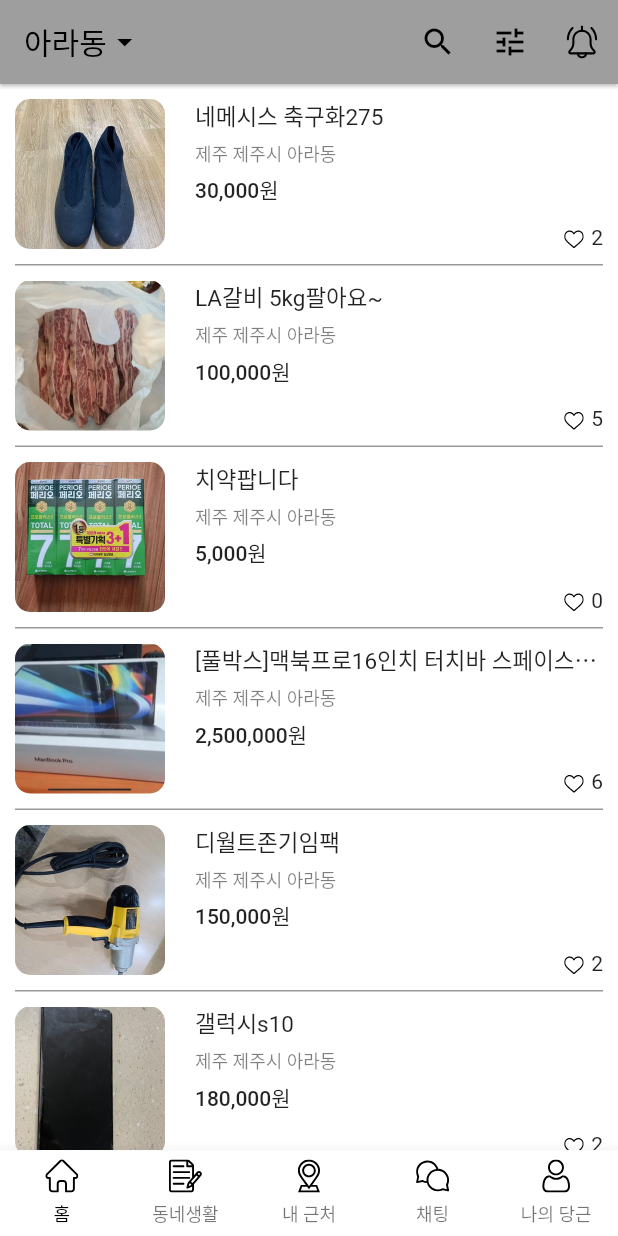
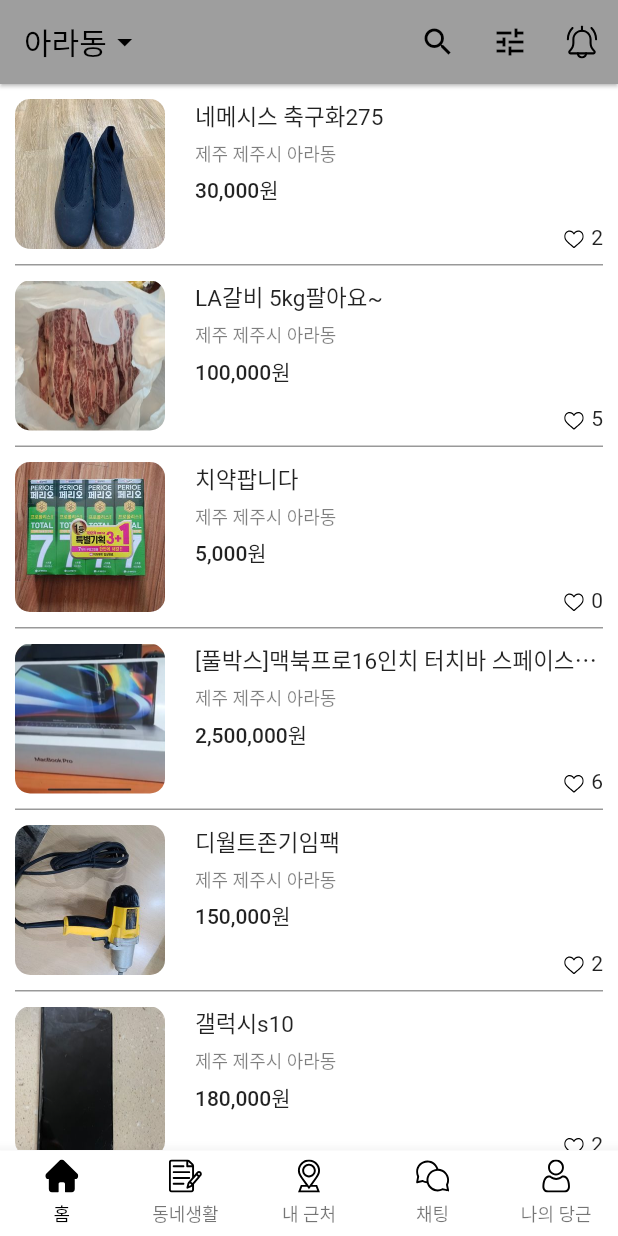
Before and after one commit to orchsik/carrot-market, a Flutter app: the screen it shows after launch, on a phone screen of 412 x 824 dp. Run offline on Flutter 3.47's test engine with Material 2 defaults, Android fonts, the phone set to English and light mode, and no system bars; our stand-ins replace flutter_svg.

Commit message:
Feat: App & Home 컨테이너 분리

```diff
--- a/lib/main.dart
+++ b/lib/main.dart
@@ -1,4 +1,4 @@
-import 'package:carrot_market/page/home.dart';
+import 'package:carrot_market/page/app.dart';
 import 'package:flutter/material.dart';
 
 void main() {
@@ -21,7 +21,7 @@ class MyApp extends StatelessWidget {
       //   primarySwatch: Colors.blue,
       //   visualDensity: VisualDensity.adaptivePlatformDensity,
       // ),
-      home: Home(),
+      home: App(),
     );
   }
 }
--- /dev/null
+++ b/lib/page/app.dart
@@ -0,0 +1,81 @@
+import 'package:carrot_market/page/home.dart';
+import 'package:flutter/material.dart';
+import 'package:flutter_svg/flutter_svg.dart';
+
+class App extends StatefulWidget {
+  App({Key? key}) : super(key: key);
+
+  @override
+  _AppState createState() => _AppState();
+}
+
+class _AppState extends State<App> {
+  int _currentPageIndex = 0;
+
+  Widget _bodyWidget() {
+    switch (_currentPageIndex) {
+      case 0:
+        return Home();
+      case 1:
+        return Container();
+      case 2:
+        return Container();
+      case 3:
+        return Container();
+      case 4:
+        return Container();
+      default:
+        return Container();
+    }
+  }
+
+  BottomNavigationBarItem _bottomNavigationBarItem(
+      String iconName, String label) {
+    return BottomNavigationBarItem(
+      icon: Padding(
+        padding: const EdgeInsets.only(bottom: 5),
+        child: SvgPicture.asset(
+          "assets/svg/${iconName}_off.svg",
+          width: 22,
+        ),
+      ),
+      activeIcon: Padding(
+        padding: const EdgeInsets.only(bottom: 5),
+        child: SvgPicture.asset(
+          "assets/svg/${iconName}_on.svg",
+          width: 22,
+        ),
+      ),
+      label: label,
+    );
+  }
+
+  Widget _bottomNavigationBarWidget() {
+    return BottomNavigationBar(
+      type: BottomNavigationBarType.fixed,
+      onTap: (int index) {
+        print(index);
+        setState(() {
+          _currentPageIndex = index;
+        });
+      },
+      currentIndex: _currentPageIndex,
+      selectedItemColor: Colors.black,
+      selectedLabelStyle: TextStyle(color: Colors.black),
+      selectedFontSize: 12,
+      items: [
+        _bottomNavigationBarItem("home", "홈"),
+        _bottomNavigationBarItem("notes", "동네생활"),
+        _bottomNavigationBarItem("location", "내 근처"),
+        _bottomNavigationBarItem("chat", "채팅"),
+        _bottomNavigationBarItem("user", "나의 당근"),
+      ],
+    );
+  }
+
+  @override
+  Widget build(BuildContext context) {
+    return Scaffold(
+        body: _bodyWidget(), bottomNavigationBar: _bottomNavigationBarWidget());
+  }
+}
--- a/lib/page/home.dart
+++ b/lib/page/home.dart
@@ -11,7 +11,6 @@ class Home extends StatefulWidget {
 
 class _HomeState extends State<Home> {
   List<Map<String, String>> datas = [];
-  int _currentPageIndex = 0;
 
   @override
   void initState() {
@@ -100,7 +99,12 @@ class _HomeState extends State<Home> {
     ];
   }
 
-  PreferredSizeWidget _appbarWidget() {
+  final oCcy = NumberFormat("#,###", "ko_KR");
+  String calcStringToWon(String priceString) {
+    return "${oCcy.format(int.parse(priceString))}원";
+  }
+
+  PreferredSizeWidget _appBarWidget() {
     return AppBar(
       title: GestureDetector(
         onTap: () {
@@ -127,11 +131,6 @@ class _HomeState extends State<Home> {
             )),
       ],
     );
-  }
-
-  final oCcy = NumberFormat("#,###", "ko_KR");
-  String calcStringToWon(String priceString) {
-    return "${oCcy.format(int.parse(priceString))}원";
   }
 
   Widget _bodyWidget() {
@@ -207,48 +206,11 @@ class _HomeState extends State<Home> {
         itemCount: 10);
   }
 
-  BottomNavigationBarItem _bottomNavigationBarItem(
-      String iconName, String label) {
-    return BottomNavigationBarItem(
-      icon: Padding(
-        padding: const EdgeInsets.only(bottom: 5),
-        child: SvgPicture.asset(
-          "assets/svg/${iconName}_off.svg",
-          width: 22,
-        ),
-      ),
-      label: label,
-    );
-  }
-
-  Widget _bottomNavigationBarWidget() {
-    return BottomNavigationBar(
-      type: BottomNavigationBarType.fixed,
-      onTap: (int index) {
-        print(index);
-        setState(() {
-          _currentPageIndex = index;
-        });
-      },
-      currentIndex: _currentPageIndex,
-      selectedItemColor: Colors.black,
-      selectedLabelStyle: TextStyle(color: Colors.black),
-      selectedFontSize: 12,
-      items: [
-        _bottomNavigationBarItem("home", "홈"),
-        _bottomNavigationBarItem("notes", "동네생활"),
-        _bottomNavigationBarItem("location", "내 근처"),
-        _bottomNavigationBarItem("chat", "채팅"),
-        _bottomNavigationBarItem("user", "나의 당근"),
-      ],
-    );
-  }
-
   @override
   Widget build(BuildContext context) {
     return Scaffold(
-        appBar: _appbarWidget(),
-        body: _bodyWidget(),
-        bottomNavigationBar: _bottomNavigationBarWidget());
+      appBar: _appBarWidget(),
+      body: _bodyWidget(),
+    );
   }
 }
```
